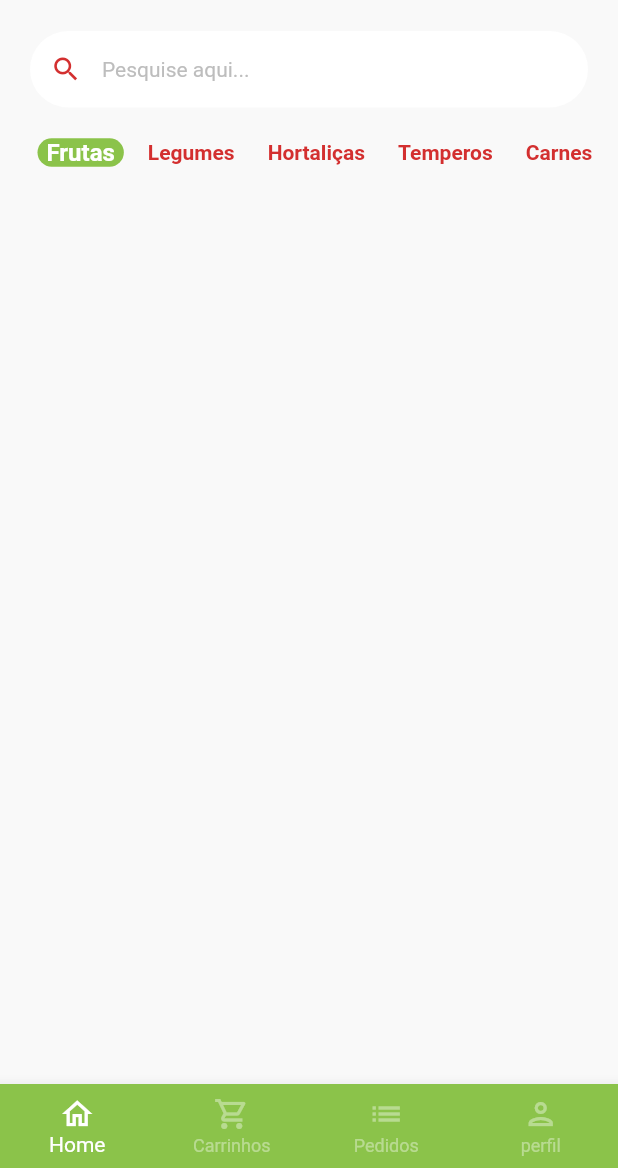
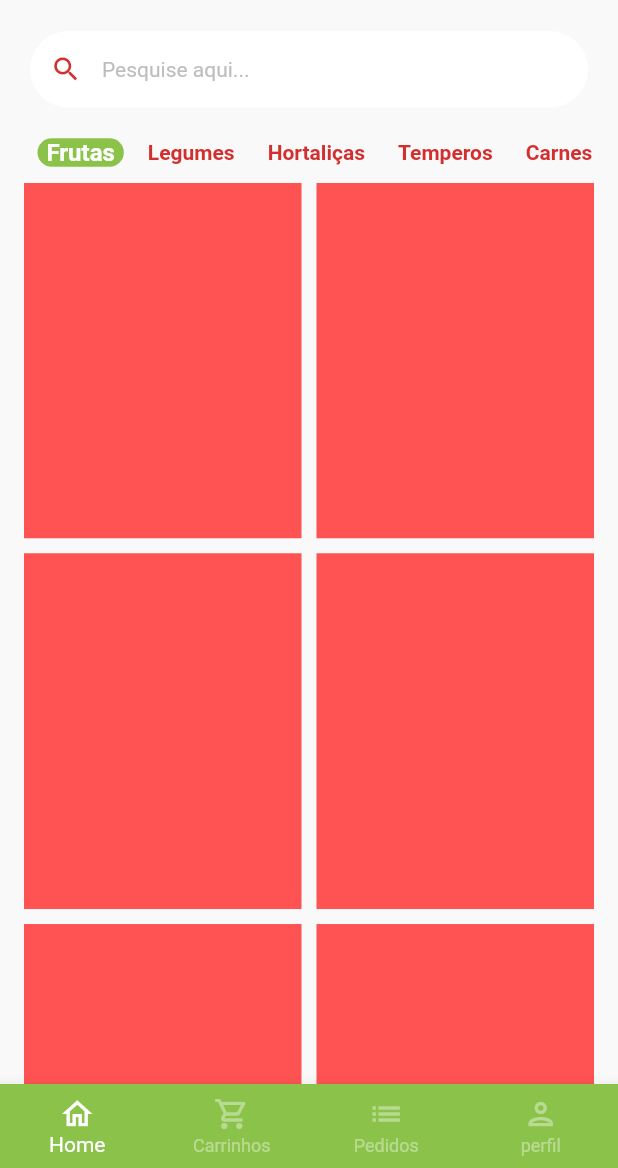
Before and after one commit to AdrianoRAV/e-commerce-front, a Flutter app: the BaseScreen screen opened directly, on a phone screen of 412 x 824 dp, the part 68-1236 px from its top. Run offline on Flutter 3.47's test engine with Material 2 defaults, Android fonts, the phone set to English and light mode, and no system bars; drawn by our look-alikes of badges; our stand-ins replace animated_text_kit, mask_text_input_formatter.

Commit message:
gridView

```diff
--- a/lib/main.dart
+++ b/lib/main.dart
@@ -1,6 +1,7 @@
 import 'package:flutter/material.dart';
-import 'package:quitanda/src/auth/sign_in_screen.dart';
+
 import 'package:quitanda/src/config/custom_colors.dart';
+import 'package:quitanda/src/pages/auth/sign_in_screen.dart';
 
 void main() {
   runApp(const MyApp());
--- a/lib/src/Home/home_tab.dart
+++ b/lib/src/pages/Home/home_tab.dart
@@ -1,24 +1,19 @@
 import 'package:badges/badges.dart';
 import 'package:flutter/material.dart';
 import 'package:quitanda/src/config/custom_colors.dart';
-
+import 'package:quitanda/src/config/app_data.dart' as appData ;
 import 'components/category_tyle.dart';
 
 class HomeTab extends StatefulWidget {
-  HomeTab({Key? key}) : super(key: key);
+  const HomeTab({Key? key}) : super(key: key);
 
   @override
   State<HomeTab> createState() => _HomeTabState();
 }
 
 class _HomeTabState extends State<HomeTab> {
-  List<String> categories = [
-    'Frutas',
-    'Legumes',
-    'Hortaliças',
-    'Temperos',
-    'Carnes',
-  ];
+
+
 
   String selectedCategory = 'Frutas';
 
@@ -119,27 +114,48 @@ class _HomeTabState extends State<HomeTab> {
             padding: const EdgeInsets.only(left: 25),
             height: 40,
             child: ListView.separated(
-              scrollDirection: Axis.horizontal,
-                itemBuilder: (_,index){
+                scrollDirection: Axis.horizontal,
+                itemBuilder: (_, index) {
                   return CategoryTile(
                     onPressed: () {
                       setState(() {
-                        selectedCategory = categories[index];
+                        selectedCategory = appData.categories[index];
                       });
                     },
-                    category: categories[index],
-                    isSelected: categories[index] == selectedCategory,
+                    category: appData.categories[index],
+                    isSelected: appData.categories[index] == selectedCategory,
                   );
                 },
                 separatorBuilder: (_, index) => const SizedBox(
                       width: 10,
                     ),
-                itemCount: categories.length),
+                itemCount: appData.categories.length),
           ),
+
+          // Grid
+
+          Expanded(
+            child: GridView.builder(
+              padding: const EdgeInsets.fromLTRB(16, 0, 16, 16),
+              physics: const BouncingScrollPhysics(),
+              gridDelegate: const SliverGridDelegateWithFixedCrossAxisCount(
+              crossAxisCount: 2,
+              mainAxisSpacing: 10,
+              crossAxisSpacing: 10,
+              childAspectRatio: 0.78,
+              ),
+            itemCount: appData.items.length,
+            itemBuilder: (_,index){
+                return Container(
+                  color: Colors.redAccent,
+                );
+            },
+
+            ),
+          ),
+
         ],
       ),
-
-      // Grid
     );
   }
 }
--- a/lib/src/auth/sign_in_screen.dart
+++ b/lib/src/pages/auth/sign_in_screen.dart
@@ -1,9 +1,10 @@
 import 'package:animated_text_kit/animated_text_kit.dart';
 import 'package:flutter/cupertino.dart';
 import 'package:flutter/material.dart';
-import 'package:quitanda/src/auth/components/custom_tex_field.dart';
-import 'package:quitanda/src/base/base_screen.dart';
+
 import 'package:quitanda/src/config/custom_colors.dart';
+import 'package:quitanda/src/pages/auth/components/custom_tex_field.dart';
+import 'package:quitanda/src/pages/base/base_screen.dart';
 
 import 'sign_up_screen.dart';
 
--- a/lib/src/base/base_screen.dart
+++ b/lib/src/pages/base/base_screen.dart
@@ -1,6 +1,7 @@
 import 'package:flutter/material.dart';
-import 'package:quitanda/src/Home/home_tab.dart';
+
 import 'package:quitanda/src/config/custom_colors.dart';
+import 'package:quitanda/src/pages/Home/home_tab.dart';
 
 class BaseScreen extends StatefulWidget {
   const BaseScreen({Key? key}) : super(key: key);
@@ -19,7 +20,7 @@ class _BaseScreenState extends State<BaseScreen> {
         physics: const NeverScrollableScrollPhysics(),
         controller: pageController,
         children: [
-          HomeTab(),
+          const HomeTab(),
           //Container(color: Colors.red),
           Container(color: Colors.blue),
           Container(color: Colors.yellow),
--- a/pubspec.yaml
+++ b/pubspec.yaml
@@ -62,8 +62,8 @@ flutter:
   uses-material-design: true
 
   # To add assets to your application, add an assets section, like this:
-  # assets:
-  #   - images/a_dot_burr.jpeg
+  assets:
+    - assets/fruits/
   #   - images/a_dot_ham.jpeg
 
   # An image asset can refer to one or more resolution-specific "variants", see
```
Also changed, not shown: lib/src/config/app_data.dart (added, +73 -0 lines), lib/src/models/item_model.dart (added, +19 -0 lines), assets/fruits/apple.png (added), assets/fruits/grape.png (added), assets/fruits/guava.png (added), assets/fruits/kiwi.png (added), assets/fruits/mango.png (added), assets/fruits/papaya.png (added), lib/src/pages/Home/components/category_tyle.dart (renamed from lib/src/Home/components/category_tyle.dart), lib/src/pages/auth/components/custom_tex_field.dart (renamed from lib/src/auth/components/custom_tex_field.dart), lib/src/pages/auth/sign_up_screen.dart (renamed from lib/src/auth/sign_up_screen.dart).
